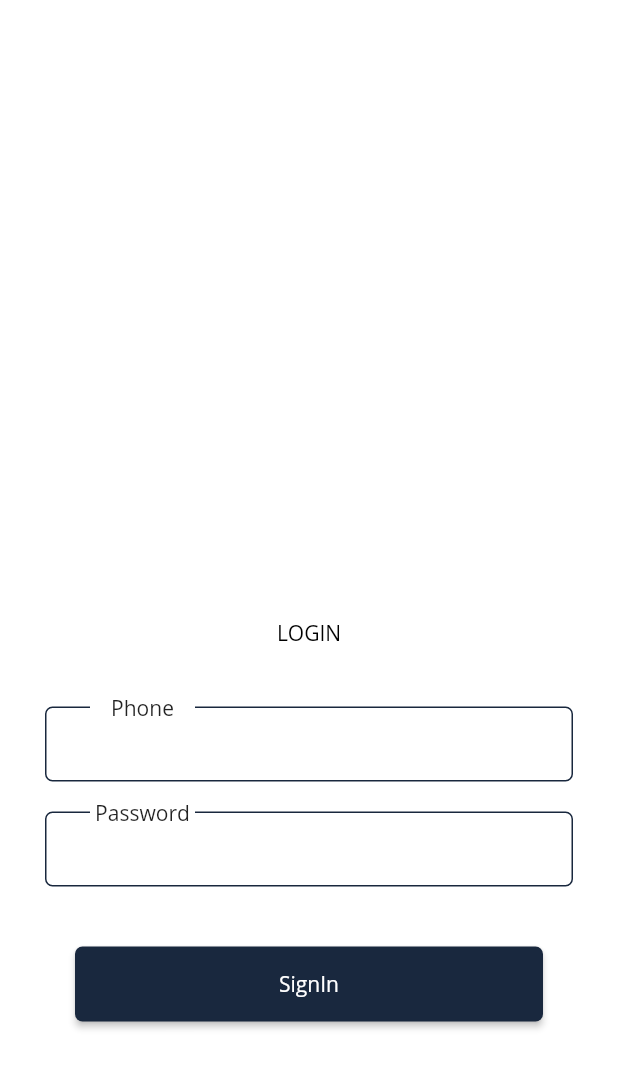
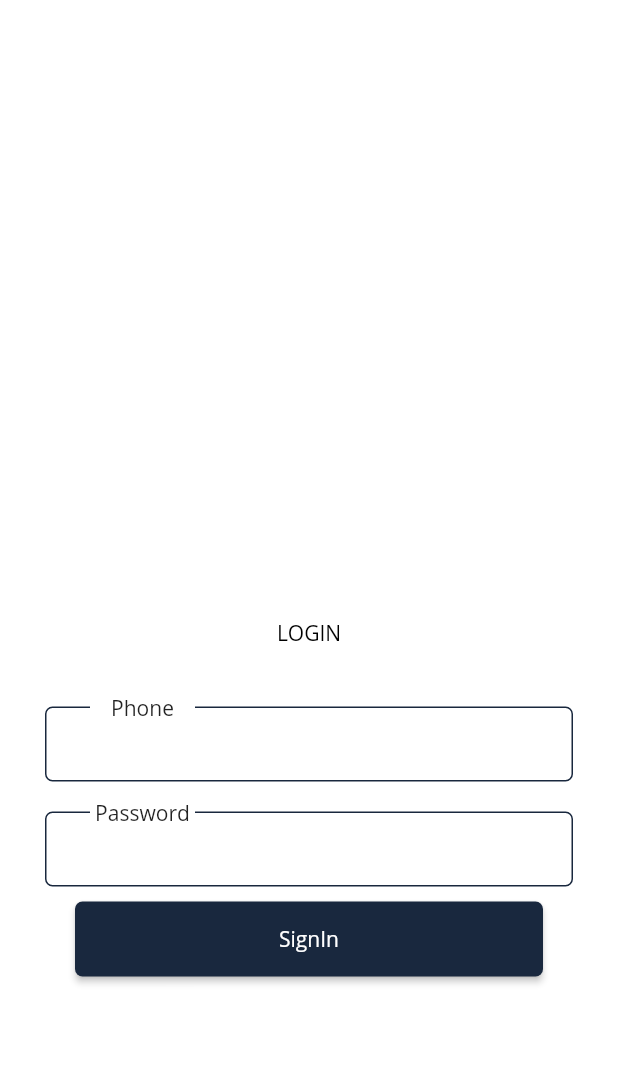
Before and after one commit to kusayp/ds-app, a Flutter app: the screen it shows after launch, after a tap on "Skip", on a phone screen of 412 x 824 dp. Shown: the top 1068 px of the screen. Run offline on Flutter 3.47's test engine with Material 2 defaults, Android fonts, the light colour scheme and no system bars; our stand-ins replace bloc, equatable, file_picker, flutter_bloc, flutter_svg, hexcolor and 2 more; missing offline and left inert: country_pickers, dart_random_choice.

Commit message:
make onboarding page size dynamic

```diff
--- a/lib/l10n/intl_fr.arb
+++ b/lib/l10n/intl_fr.arb
@@ -1,5 +1,5 @@
 {
-  "submittedAssignments": "Soumettre une exercice",
+  "submittedAssignments": "Soumettre un exercice",
   "due": "Due",
   "flutterDemo": "Digital School",
   "subject": "Matière:",
--- a/lib/screens/login/components/login-field-component.dart
+++ b/lib/screens/login/components/login-field-component.dart
@@ -101,7 +101,7 @@ class LoginButton extends StatelessWidget{
     // TODO: implement build
     return Padding(
       padding: const EdgeInsets.only(
-          right: 20.0, left: 20.0, top: 40.0	),
+          right: 20.0, left: 20.0, top: 10	),
       child: SizedBox(
         width: double.infinity,
         height: 50.0,
--- a/lib/screens/onboarding/onboarding-page.dart
+++ b/lib/screens/onboarding/onboarding-page.dart
@@ -127,7 +127,7 @@ class _OnBoardingPageState extends State<OnBoardingPage> {
         'Easily find your grocery items and you will get delivery in wide range Easily find your grocery items and you will get delivery in wide range',
         titleColor: Colors.black,
         descriptionColor: const Color(0xFF929794),
-        imagePath: 'assets/images/menu/Calendar.svg'
+        imagePath: 'assets/images/menu/Timetable.svg'
     ),
     OnBoardingModel(
         title: 'Pick Up or Delivery',
@@ -135,14 +135,14 @@ class _OnBoardingPageState extends State<OnBoardingPage> {
         'We make ordering fast, simple and free-no matter if you order online or cash',
         titleColor: Colors.black,
         descriptionColor: const Color(0xFF929794),
-        imagePath: 'assets/images/menu/Calendar.svg'
+        imagePath: 'assets/images/menu/Timetable.svg'
     ),
     OnBoardingModel(
         title: 'Pay quick and easy',
         description: 'Pay for order using credit or debit card',
         titleColor: Colors.black,
         descriptionColor: const Color(0xFF929794),
-        imagePath: 'assets/images/menu/Calendar.svg'
+        imagePath: 'assets/images/menu/Timetable.svg'
     ),
   ];
 }
--- a/lib/screens/onboarding/onboarding-screen.dart
+++ b/lib/screens/onboarding/onboarding-screen.dart
@@ -103,7 +103,7 @@ class OnBoardingScreenState extends State<OnBoardingScreen> {
                   ),
                   Container(
                     padding: EdgeInsets.only(left: 40, right: 40),
-                    height: 450.0,
+                    height:  MediaQuery.of(context).size.height * 0.75,
                     color: Colors.transparent,
                     child: PageView(
                         physics: ClampingScrollPhysics(),
@@ -119,7 +119,7 @@ class OnBoardingScreenState extends State<OnBoardingScreen> {
                     mainAxisAlignment: MainAxisAlignment.center,
                     children: _buildPageIndicator(),
                   ),
-                  SizedBox(height: 10.0,),
+                  SizedBox(height:  MediaQuery.of(context).size.height * 0.01,),
                   _currentPage != widget.pages.onBoardingList.length - 1
                       ? LoginButton(onButtonPressed: pageController, buttonText: "Next",)
                       : LoginButton(onButtonPressed: _getStartedTapped, buttonText: "Get Started",),
```
Also changed, not shown: assets/menus/onboarding.json (+4 -4 lines), lib/generated/intl/messages_fr.dart, 3 other files.
